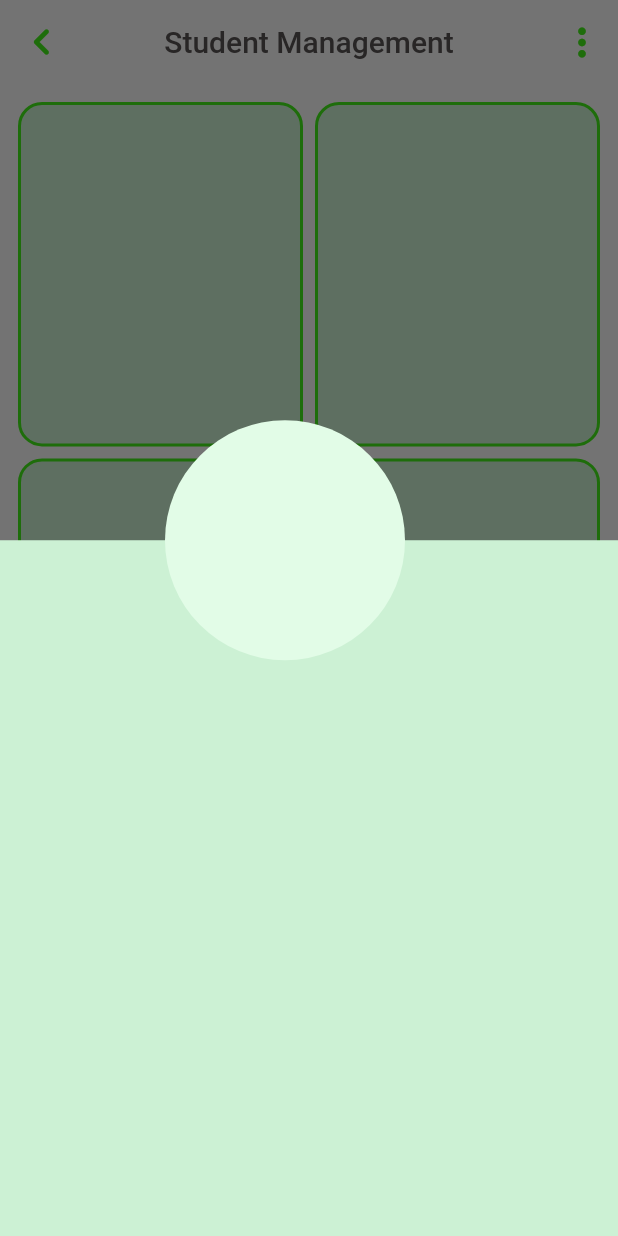
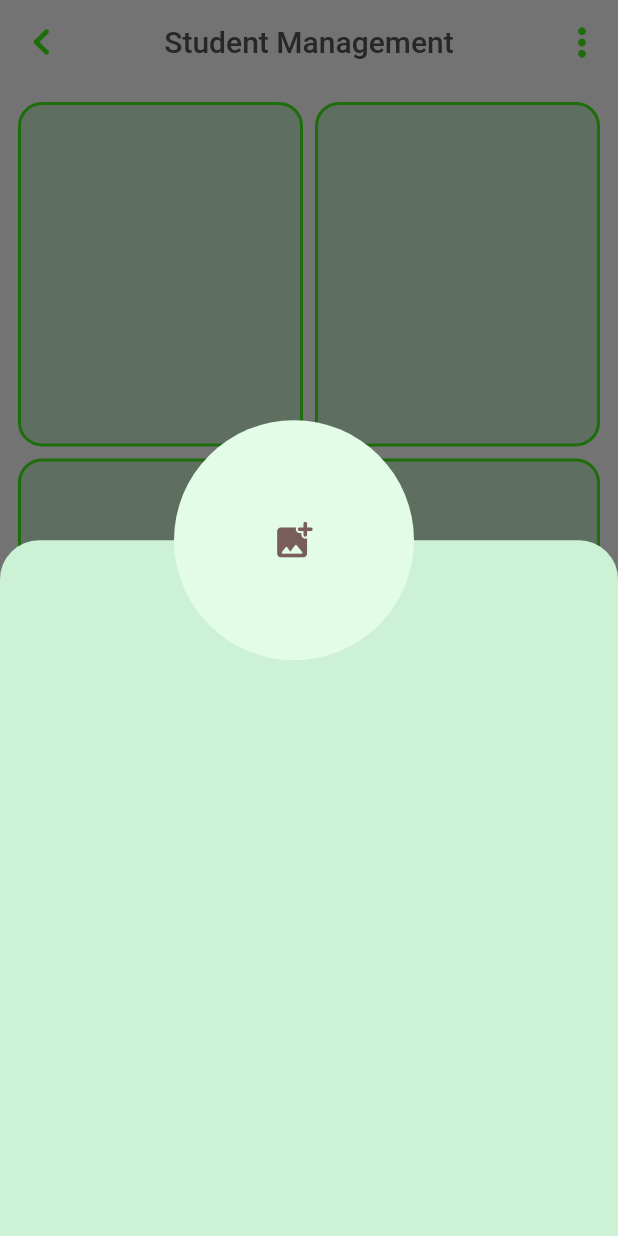
Before and after one commit to marufrobin/firebase_practice, a Flutter app: the screen it shows after launch, after a tap on the "add" icon, on a phone screen of 412 x 824 dp. Run offline on Flutter 3.47's test engine with Material 2 defaults, Android fonts, the phone set to English and light mode, and no system bars; our stand-ins replace cloud_firestore, firebase_core; accounts and stored records are empty.

```diff
--- a/lib/pages/dashboard.dart
+++ b/lib/pages/dashboard.dart
@@ -78,14 +78,24 @@ class _DashBoardState extends State<DashBoard> {
                   top: 80,
                 ),
                 decoration: BoxDecoration(
+                  borderRadius: BorderRadius.only(
+                      topRight: Radius.circular(26),
+                      topLeft: Radius.circular(26)),
                   color: Color(0xffCCF1D4),
                 ),
               ),
               Positioned(
-                left: 110,
+                left: 116,
                 child: CircleAvatar(
                   backgroundColor: Color(0xffE2FCE7),
                   radius: 80,
+                  child: IconButton(
+                      onPressed: () {},
+                      icon: Icon(
+                        Icons.add_photo_alternate_rounded,
+                        size: 30,
+                        color: Color(0xff795D5D),
+                      )),
                 ),
               ),
             ],
```
